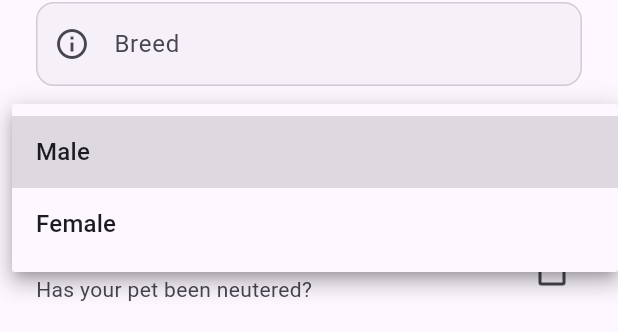
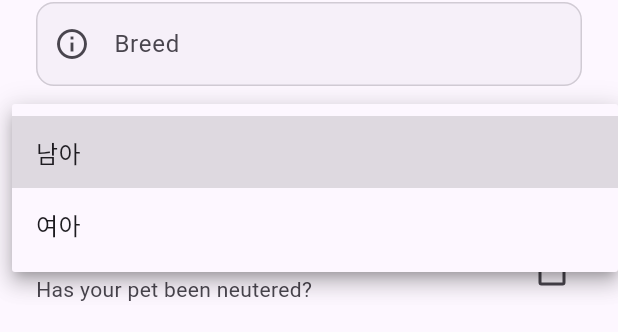
Before and after one commit to ridu-ducksushi/Myot_02, a Flutter app: the _AddPetSheet widget shown alone on an empty page, opened directly, after a tap on "Sex", on a phone screen of 412 x 824 dp. Shown: the part 580-912 px from the top of the screen. Run offline on Flutter 3.47's test engine with Material 3 defaults, Android fonts, the phone set to English and light mode, and no system bars; our stand-ins replace easy_localization, firebase_messaging, fl_chart, flutter_image_compress, flutter_local_notifications, flutter_riverpod and 7 more; accounts and stored records are empty.

Commit message:
Update pet profile UI and fix settings pet add form - gender and species options
프로필 UI 개선:
펫 카드 레이아웃을 가로 배치로 변경 (프로필 이미지 왼쪽, 정보 오른쪽)
프로필 이미지 크기: 130px
종족/품종 정보를 프로필 이미지 아래로 배치
나이 형식: yyyy.mm.dd (yy년 mm개월) 형식으로 변경
레이블 제거: 나이, 체중, 성별 항목에서 레이블 텍스트 제거, 아이콘과 값만 표시
체중 차트 아이콘 추가
AppBar 배경색 개선 및 타이틀 수정
펫카드와 물품 기록 간격: 40px
날짜 헤더 영역 배경색 추가
성별 표시 개선:
모든 팝업에서 성별이 "남아/여아"로 표시
DB 저장 시 영문으로 변환 (Male/Female)
기존 데이터와의 호환성 유지
설정 화면 수정:
_AddPetSheet의 종류 옵션: Dog, Cat, Other 3가지로 제한
_AddPetSheet의 성별 옵션: "남아/여아"로 변경
저장 시 한글→영문 변환 로직 추가
번역 키 추가:
pets.profile 키 추가 (한국어: "프로필", 영어: "Profile", 일본어: "プロフィール")

```diff
--- a/assets/i18n/en.json
+++ b/assets/i18n/en.json
@@ -10,6 +10,7 @@
   "add": "Add",
   "pets": {
     "title": "Pets",
+    "profile": "Profile",
     "empty_title": "No pets registered",
     "empty_message": "Add your first pet to get started!",
     "add_first": "Add Pet",
--- a/assets/i18n/ja.json
+++ b/assets/i18n/ja.json
@@ -10,6 +10,7 @@
   "add": "追加",
   "pets": {
     "title": "ペット",
+    "profile": "プロフィール",
     "empty_title": "登録されたペットがありません",
     "empty_message": "最初のペットを登録しましょう！",
     "add_first": "ペットを追加",
--- a/assets/i18n/ko.json
+++ b/assets/i18n/ko.json
@@ -10,6 +10,7 @@
   "add": "추가",
   "pets": {
     "title": "펫",
+    "profile": "프로필",
     "empty_title": "등록된 펫이 없습니다",
     "empty_message": "첫 번째 펫을 등록해보세요!",
     "add_first": "펫 추가하기",
--- a/lib/features/labs/pet_health_screen.dart
+++ b/lib/features/labs/pet_health_screen.dart
@@ -54,7 +54,9 @@ class _PetHealthScreenState extends ConsumerState<PetHealthScreen> {
 
     return Scaffold(
       appBar: AppBar(
-        title: Text('${pet.name} - ${'tabs.health'.tr()}'),
+        title: Text('tabs.health'.tr()),
+        backgroundColor: Theme.of(context).colorScheme.surfaceVariant.withOpacity(0.95),
+        elevation: 2,
         leading: IconButton(
           icon: const Icon(Icons.arrow_back),
           onPressed: () => context.go('/pets/${widget.petId}'),
--- a/lib/features/pets/pets_screen.dart
+++ b/lib/features/pets/pets_screen.dart
@@ -596,7 +596,7 @@ class _AddPetSheetState extends ConsumerState<_AddPetSheet> {
     'Dog', 'Cat', 'Other'
   ];
 
-  final List<String> _sexOptions = ['Male', 'Female'];
+  final List<String> _sexOptions = ['남아', '여아'];
 
   @override
   void dispose() {
@@ -833,13 +833,18 @@ class _AddPetSheetState extends ConsumerState<_AddPetSheet> {
     // _selectedImage는 이미 ProfileImagePicker에서 저장된 파일이므로 경로만 사용
     final String? avatarUrl = _selectedImage?.path;
 
+    // 남아/여아를 Male/Female로 변환 (DB 저장용)
+    String? sexForDb = _selectedSex;
+    if (_selectedSex == '남아') sexForDb = 'Male';
+    if (_selectedSex == '여아') sexForDb = 'Female';
+
     final pet = Pet(
       id: DateTime.now().millisecondsSinceEpoch.toString(),
       ownerId: Supabase.instance.client.auth.currentUser?.id ?? 'guest',
       name: _nameController.text.trim(),
       species: _selectedSpecies,
       breed: _breedController.text.trim().isEmpty ? null : _breedController.text.trim(),
-      sex: _selectedSex,
+      sex: sexForDb,
       neutered: _isNeutered,
       birthDate: _birthDate,
       weightKg: _weightController.text.isEmpty ? null : double.tryParse(_weightController.text),
@@ -885,7 +890,7 @@ class _EditPetSheetState extends ConsumerState<_EditPetSheet> {
     'Dog', 'Cat', 'Other'
   ];
 
-  final List<String> _sexOptions = ['Male', 'Female'];
+  final List<String> _sexOptions = ['남아', '여아'];
 
   @override
   void initState() {
@@ -901,7 +906,8 @@ class _EditPetSheetState extends ConsumerState<_EditPetSheet> {
     _noteController.text = pet.note ?? '';
 
     _selectedSpecies = pet.species;
-    _selectedSex = pet.sex;
+    // Male/Female을 남아/여아로 변환
+    _selectedSex = pet.sex == 'Male' ? '남아' : (pet.sex == 'Female' ? '여아' : pet.sex);
     _isNeutered = pet.neutered;
     _birthDate = pet.birthDate;
     _selectedDefaultIcon = pet.defaultIcon;
@@ -1151,11 +1157,16 @@ class _EditPetSheetState extends ConsumerState<_EditPetSheet> {
     // _selectedImage는 이미 ProfileImagePicker에서 저장된 파일이므로 경로만 사용
     final String? avatarUrl = _selectedImage?.path ?? widget.pet.avatarUrl;
 
+    // 남아/여아를 Male/Female로 변환 (DB 저장용)
+    String? sexForDb = _selectedSex;
+    if (_selectedSex == '남아') sexForDb = 'Male';
+    if (_selectedSex == '여아') sexForDb = 'Female';
+
     final updatedPet = widget.pet.copyWith(
       name: _nameController.text.trim(),
       species: _selectedSpecies,
       breed: _breedController.text.trim().isEmpty ? null : _breedController.text.trim(),
-      sex: _selectedSex,
+      sex: sexForDb,
       neutered: _isNeutered,
       birthDate: _birthDate,
       weightKg: _weightController.text.isEmpty ? null : double.tryParse(_weightController.text),
--- a/lib/features/settings/placeholder.dart
+++ b/lib/features/settings/placeholder.dart
@@ -646,10 +646,10 @@ class _AddPetSheetState extends ConsumerState<_AddPetSheet> {
   DateTime? _birthDate;
 
   final List<String> _species = [
-    'Dog', 'Cat', 'Bird', 'Fish', 'Rabbit', 'Hamster', 'Reptile', 'Other'
+    'Dog', 'Cat', 'Other'
   ];
 
-  final List<String> _sexOptions = ['Male', 'Female'];
+  final List<String> _sexOptions = ['남아', '여아'];
 
   @override
   void dispose() {
@@ -860,13 +860,18 @@ class _AddPetSheetState extends ConsumerState<_AddPetSheet> {
   Future<void> _savePet() async {
     if (!_formKey.currentState!.validate()) return;
 
+    // 남아/여아를 Male/Female로 변환 (DB 저장용)
+    String? sexForDb = _selectedSex;
+    if (_selectedSex == '남아') sexForDb = 'Male';
+    if (_selectedSex == '여아') sexForDb = 'Female';
+
     final pet = Pet(
       id: DateTime.now().millisecondsSinceEpoch.toString(),
       ownerId: '', // Will be set by repository
       name: _nameController.text.trim(),
       species: _selectedSpecies,
       breed: _breedController.text.trim().isEmpty ? null : _breedController.text.trim(),
-      sex: _selectedSex,
+      sex: sexForDb,
       neutered: _isNeutered,
       birthDate: _birthDate,
       weightKg: _weightController.text.isEmpty ? null : double.tryParse(_weightController.text),
```
Also changed, not shown: lib/features/pets/pet_detail_screen.dart (+39 -11 lines), assets/images/profile_bg/Color_1.png (added), assets/images/profile_bg/Color_2.png (added), assets/images/profile_bg/Color_3.png (added), assets/images/profile_bg/Color_4.png (added), assets/images/profile_bg/Color_5.png (added), assets/images/profile_bg/Color_6.png (added), assets/images/profile_bg/Color_7.png (added).
